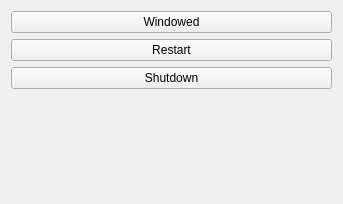
chuckfairy/Orzabal, file src/qt/Pi/PiTab.ui: the form before one commit.
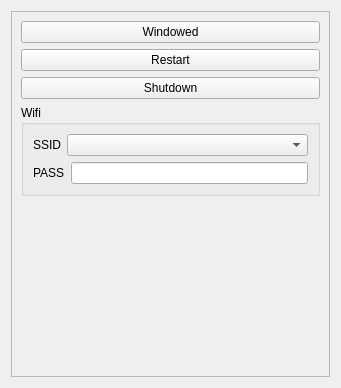
The form after the commit.

Diff of the .ui file:
```diff
--- a/src/qt/Pi/PiTab.ui
+++ b/src/qt/Pi/PiTab.ui
@@ -6,8 +6,23 @@
    <rect>
     <x>0</x>
     <y>0</y>
-    <width>343</width>
-    <height>204</height>
+    <width>341</width>
+    <height>388</height>
+   </rect>
+  </property>
+  <layout class="QVBoxLayout" name="verticalLayout_2">
+   <item>
+    <widget class="QScrollArea" name="scrollArea">
+     <property name="widgetResizable">
+      <bool>true</bool>
+     </property>
+     <widget class="QWidget" name="scrollAreaWidgetContents">
+      <property name="geometry">
+       <rect>
+        <x>0</x>
+        <y>0</y>
+        <width>321</width>
+        <height>368</height>
    </rect>
   </property>
   <layout class="QVBoxLayout" name="verticalLayout">
@@ -32,6 +47,50 @@
      </property>
     </widget>
    </item>
+       <item>
+        <widget class="QGroupBox" name="groupBox">
+         <property name="title">
+          <string>Wifi</string>
+         </property>
+         <layout class="QVBoxLayout" name="verticalLayout_3">
+          <item>
+           <layout class="QHBoxLayout" name="horizontalLayout">
+            <item>
+             <widget class="QLabel" name="label">
+              <property name="text">
+               <string>SSID</string>
+              </property>
+             </widget>
+            </item>
+            <item>
+             <widget class="QComboBox" name="ssid_dropdown">
+              <property name="sizePolicy">
+               <sizepolicy hsizetype="Expanding" vsizetype="Fixed">
+                <horstretch>0</horstretch>
+                <verstretch>0</verstretch>
+               </sizepolicy>
+              </property>
+             </widget>
+            </item>
+           </layout>
+          </item>
+          <item>
+           <layout class="QHBoxLayout" name="horizontalLayout_3">
+            <item>
+             <widget class="QLabel" name="label_3">
+              <property name="text">
+               <string>PASS</string>
+              </property>
+             </widget>
+            </item>
+            <item>
+             <widget class="QLineEdit" name="wifi_pass"/>
+            </item>
+           </layout>
+          </item>
+         </layout>
+        </widget>
+       </item>
    <item>
     <spacer name="verticalSpacer">
      <property name="orientation">
@@ -44,6 +103,10 @@
       </size>
      </property>
     </spacer>
+       </item>
+      </layout>
+     </widget>
+    </widget>
    </item>
   </layout>
  </widget>
```
Left out of the diff: 2 changed lines with no effect on the pictures. Lines whose indentation alone changed are shown as unchanged.
